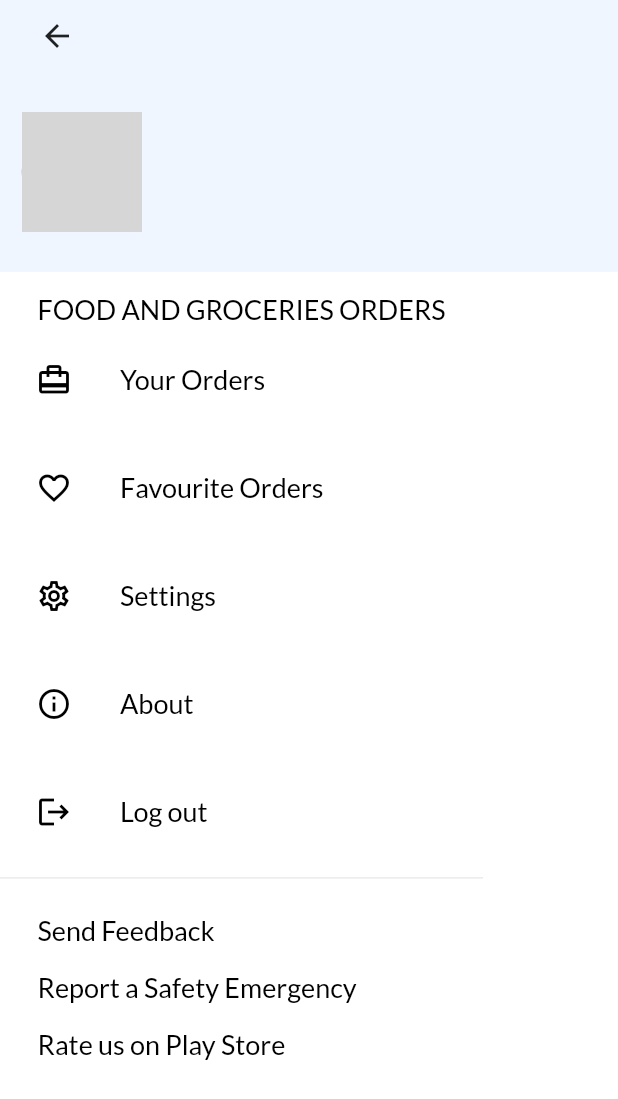
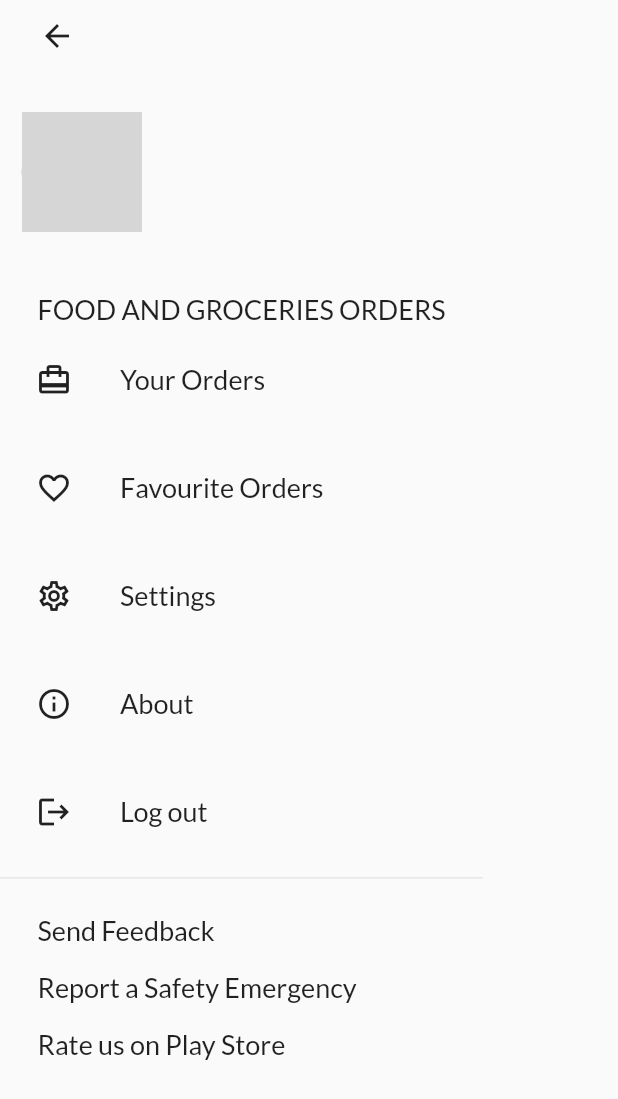
Before and after one commit to YadavGulshan/cuisine_app, a Flutter app: the MainPage screen opened directly, after a tap on the "menu" icon, on a phone screen of 412 x 824 dp. Shown: the top 1099 px of the screen. Run offline on Flutter 3.47's test engine with Material 2 defaults, Android fonts, the phone set to English and light mode, and no system bars; our stand-ins replace badges, cached_network_image, flutter_secure_storage, geocoding, geolocator, google_fonts and 6 more; missing offline and left inert: dart:ffi, flutter_appauth; accounts and stored records are empty; network calls fail; grey boxes are pictures that could not be loaded.

Commit message:
changed the lottie file with gif file

```diff
--- a/lib/screens/auth/login_page.dart
+++ b/lib/screens/auth/login_page.dart
@@ -25,7 +25,10 @@ class LoginPage extends StatelessWidget {
           child: Column(
             mainAxisAlignment: MainAxisAlignment.spaceEvenly,
             children: [
-              Lottie.asset("assets/loginpage_animation.json"),
+              Image.asset(
+                "assets/transparent_login.gif",
+              ),
+              // Lottie.asset("assets/loginpage_animation.json"),
               Container(
                 height: screen.height * 0.27,
                 width: screen.width * 0.85,
--- a/lib/screens/restaurant_page.dart
+++ b/lib/screens/restaurant_page.dart
@@ -42,15 +42,15 @@ class _RestaurantPageState extends State<RestaurantPage>
     with SingleTickerProviderStateMixin {
   late TabController _controller;
   // Generate palette from the image.
-  Color? headColor =
-      (appTheme == Brightness.light) ? Colors.white : Colors.grey[800];
+  // Color? headColor =
+  //     (appTheme == Brightness.light) ? Colors.white : Colors.grey[800];
   void _updatePaletteGenerator() async {
     var paletteGenerator = await PaletteGenerator.fromImageProvider(
       Image.network(widget.imageUrl).image,
     );
     debugPrint(paletteGenerator.colors.toString());
     setState(() {
-      headColor = paletteGenerator.dominantColor as Color?;
+      // headColor = paletteGenerator.dominantColor as Color?;
     });
   }
 
--- a/lib/screens/user/custom_drawer.dart
+++ b/lib/screens/user/custom_drawer.dart
@@ -21,25 +21,25 @@ class _MyCustomDrawerState extends State<MyCustomDrawer> {
     AuthState provider = Provider.of<AuthState>(context);
     Size screen = MediaQuery.of(context).size;
     // double screenWidth = MediaQuery.of(context).size.width;
-    var color =
-        (appTheme == Brightness.light) ? Colors.white : Colors.grey[850];
+    // var color =
+    //     (appTheme == Brightness.light) ? Colors.white : Colors.grey[850];
 
     return MaterialApp(
       home: Scaffold(
         body: Container(
-          color: color,
+          // color: color,
           child: Column(
             children: [
               Container(
                 // color: const Color(0xFFE3E3E3),
-                color: color,
+                // color: color,
                 height: screen.height * 0.22,
                 // color: const Color(0xFF1D1E20),
                 child: SafeArea(
                   child: Container(
-                    color: (appTheme == Brightness.light)
-                        ? primaryLightColor
-                        : Colors.grey[850],
+                    // color: (appTheme == Brightness.light)
+                    //     ? primaryLightColor
+                    //     : Colors.grey[850],
                     child: Column(
                       children: [
                         Align(
@@ -79,9 +79,9 @@ class _MyCustomDrawerState extends State<MyCustomDrawer> {
                                         overflow: TextOverflow.ellipsis,
                                         style: GoogleFonts.lato(
                                           fontSize: 22,
-                                          color: (appTheme == Brightness.light)
-                                              ? Colors.black
-                                              : Colors.white,
+                                          // color: (appTheme == Brightness.light)
+                                          //     ? Colors.black
+                                          //     : Colors.white,
                                         ),
                                       ),
                                     ),
@@ -92,9 +92,9 @@ class _MyCustomDrawerState extends State<MyCustomDrawer> {
                                         overflow: TextOverflow.ellipsis,
                                         style: GoogleFonts.lato(
                                           fontSize: 14,
-                                          color: (appTheme == Brightness.light)
-                                              ? Colors.black
-                                              : Colors.white,
+                                          // color: (appTheme == Brightness.light)
+                                          //     ? Colors.black
+                                          //     : Colors.white,
                                         ),
                                       ),
                                     ),
@@ -190,7 +190,7 @@ class TitleWidget extends StatelessWidget {
           title,
           style: GoogleFonts.lato(
             fontSize: fontSize,
-            color: (appTheme == Brightness.light) ? Colors.black : Colors.white,
+            // color: (appTheme == Brightness.light) ? Colors.black : Colors.white,
           ),
         ),
       ),
--- a/lib/widgets/restaurant.dart
+++ b/lib/widgets/restaurant.dart
@@ -49,14 +49,15 @@ class RestaurantWidget extends StatelessWidget {
           // height: 250,
           // width: screenWidth * 0.9,
           decoration: BoxDecoration(
-            color: (appTheme == Brightness.light)
-                ? primaryLightColor
-                : Colors.grey[800],
+            // color: (appTheme == Brightness.light)
+            //     ? primaryLightColor
+            //     : Colors.grey[800],
             borderRadius: BorderRadius.circular(12),
             border: Border.all(
-              color: (appTheme == Brightness.light)
-                  ? primaryLightColor
-                  : Colors.transparent,
+              // color: (appTheme == Brightness.light)
+              //     ? primaryLightColor
+              //     : Colors.transparent,
+              color: primaryLightColor,
               width: 2,
             ),
           ),
--- a/lib/widgets/search_bar.dart
+++ b/lib/widgets/search_bar.dart
@@ -28,9 +28,9 @@ class SearchBar extends StatelessWidget {
         decoration: BoxDecoration(
             borderRadius: BorderRadius.circular(8),
             border: Border.all(color: primaryColor),
-            color: (appTheme == Brightness.light)
-                ? Colors.white
-                : Colors.grey[800],
+            // color: (appTheme == Brightness.light)
+            //     ? Colors.white
+            //     : Colors.grey[800],
             boxShadow: [BoxShadow(blurRadius: blurRadius)]),
         height: height,
         child: Row(
--- a/lib/widgets/toolbar_tiles.dart
+++ b/lib/widgets/toolbar_tiles.dart
@@ -17,20 +17,18 @@ class ToolBarTile extends StatelessWidget {
   final VoidCallback ontap;
   @override
   Widget build(BuildContext context) {
-    Color color = (appTheme == Brightness.light) ? Colors.black : Colors.white;
+    // Color color = (appTheme == Brightness.light) ? Colors.black : Colors.white;
     return Padding(
       padding: const EdgeInsets.all(8.0),
       child: ListTile(
         onTap: ontap,
-        leading: Theme(
-            data: Theme.of(context).copyWith(),
-            child: Icon(icon, color: color)),
+        leading: Theme(data: Theme.of(context).copyWith(), child: Icon(icon)),
         title: Text(
           title,
           style: GoogleFonts.lato(
             // color: const Color(0xFFB2B1B6),
             fontSize: 18,
-            color: color,
+            // color: color,
           ),
         ),
       ),
```
Also changed, not shown: lib/screens/restaurant/delivery_page.dart (+7 -7 lines), assets/login_page.gif (added), 2 other files.
